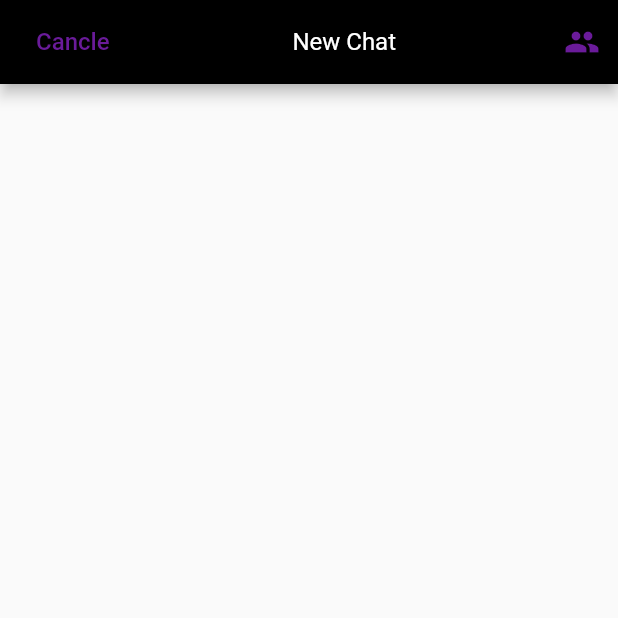
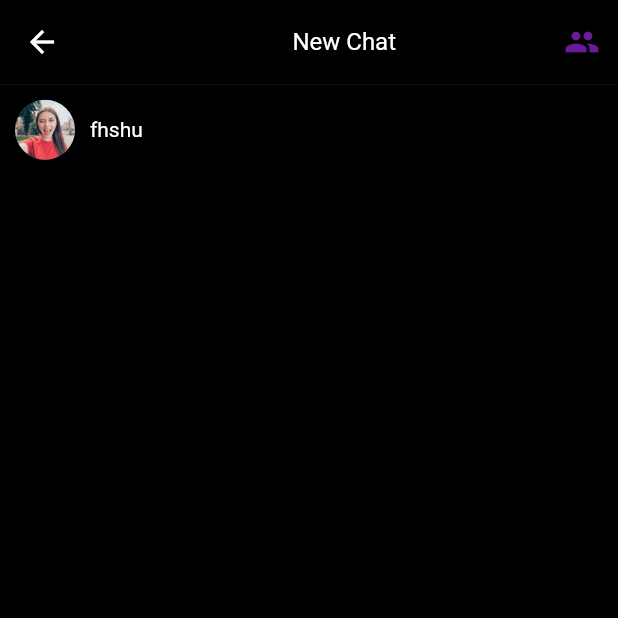
Before and after one commit to MelkonyanGor/Viber, a Flutter app: the screen it shows after launch, after a tap on the "border color" icon, on a phone screen of 412 x 824 dp, the top half of it. Run offline on Flutter 3.47's test engine with Material 2 defaults, Android fonts, the light colour scheme and no system bars; our stand-ins replace auto_route.

Commit message:
seccond commit

```diff
--- a/lib/main.dart
+++ b/lib/main.dart
@@ -1,23 +1,22 @@
 import 'package:flutter/material.dart';
 import 'package:flutter_viber/main_page.dart';
 import 'package:flutter_viber/new_chat.dart';
+import 'package:flutter_viber/routes/router.gr.dart';
 
 void main() {
-  runApp(const MyApp());
+  runApp(MyApp());
 }
 
 class MyApp extends StatelessWidget {
-  const MyApp({Key? key}) : super(key: key);
+  MyApp({Key? key}) : super(key: key);
+  final _appRouter = AppRouter();
 
   @override
   Widget build(BuildContext context) {
-    return MaterialApp(
+    return MaterialApp.router(
       debugShowCheckedModeBanner: false,
-      initialRoute: '/',
-      routes: {
-        '/': (context) => const MainPage(),
-        '/chat':(context) => const NewChat(),
-      },
+      routeInformationParser: _appRouter.defaultRouteParser(),
+      routerDelegate: _appRouter.delegate(),
     );
   }
 }
--- a/lib/main_page.dart
+++ b/lib/main_page.dart
@@ -1,11 +1,14 @@
 import 'package:flutter/material.dart';
 import 'package:flutter_viber/main_view.dart';
+import 'package:auto_route/auto_route.dart';
+import 'package:flutter_viber/routes/router.gr.dart';
 
 class MainPage extends StatelessWidget {
   const MainPage({Key? key}) : super(key: key);
 
   @override
   Widget build(BuildContext context) {
+    double screenWidth = MediaQuery.of(context).size.width;
     return MaterialApp(
       debugShowCheckedModeBanner: false,
       home: Scaffold(
@@ -20,7 +23,7 @@ class MainPage extends StatelessWidget {
             ),
             IconButton(
               onPressed: () {
-                Navigator.pushNamed(context, '/chat');
+                context.router.push(const ChatRouter());
               },
               icon: const Icon(Icons.border_color_rounded),
               color: Colors.purple.shade800,
@@ -32,32 +35,59 @@ class MainPage extends StatelessWidget {
             Column(
               children: [
                 Row(
-                  children: const [
-                    Padding(
-                      padding: EdgeInsets.only(left: 15.0),
-                      child: Text(
-                        'Chats',
-                        style: TextStyle(
-                            fontSize: 35.0,
-                            fontWeight: FontWeight.w700,
-                            color: Colors.white),
-                      ),
-                    ),
-                  ],
-                ),
-                Row(
                   children: [
                     Container(
                       margin: const EdgeInsets.only(top: 7.0),
-                      height: 0.3,
-                      width: 392.0,
-                      color: Colors.grey.shade700,
+                      height: 0.5,
+                      width: screenWidth,
+                      color: Colors.grey.shade900,
                     ),
                   ],
                 ),
                 const MainView(
-                  image: 'assets/image/download.jpeg',
-                  user: 'Gor',
+                  image: 'assets/image/images (1).jpeg',
+                  user: 'Suzanna',
+                  time: 'Today',
+                ),
+                const MainView(
+                  image: 'assets/image/istockphoto-1296158947-612x612.jpg',
+                  user: 'Sam',
+                  time: 'Today',
+                ),
+                const MainView(
+                  image: 'assets/image/_122913868_dulcie.jpg',
+                  user: 'Anna',
+                  time: 'Thusday',
+                ),
+                const MainView(
+                  image: 'assets/image/images (1).jpeg',
+                  user: 'Maria',
+                  time: 'Thursday',
+                ),
+                const MainView(
+                  image: 'assets/image/images.jpeg',
+                  user: 'Alex',
+                  time: 'Monday',
+                ),
+                const MainView(
+                  image: 'assets/image/images.jpeg',
+                  user: 'Jason',
+                  time: 'Sunday',
+                ),
+                const MainView(
+                  image: 'assets/image/images (1).jpeg',
+                  user: 'Lina',
+                  time: 'Saturday',
+                ),
+                const MainView(
+                  image: 'assets/image/images.jpeg',
+                  user: 'Hayk',
+                  time: 'Yesturday',
+                ),
+                const MainView(
+                  image: 'assets/image/_122913868_dulcie.jpg',
+                  user: 'Lusine',
+                  time: 'Friday',
                 ),
               ],
             ),
--- a/lib/main_view.dart
+++ b/lib/main_view.dart
@@ -3,8 +3,10 @@ import 'package:flutter/material.dart';
 class MainView extends StatelessWidget {
   final String image;
   final String user;
+  final String time;
 
-  const MainView({Key? key, required this.image, required this.user})
+  const MainView(
+      {Key? key, required this.image, required this.user, required this.time})
       : super(key: key);
 
   @override
@@ -14,13 +16,7 @@ class MainView extends StatelessWidget {
       children: [
         Row(
           children: [
-            Card(
-              elevation: 0,
-              shape: const RoundedRectangleBorder(
-                side: BorderSide(),
-                borderRadius: BorderRadius.all(Radius.circular(0.0)),
-              ),
-              child: Column(
+            Column(
               children: [
                 Container(
                   color: Colors.black,
@@ -58,12 +54,21 @@ class MainView extends StatelessWidget {
                             ),
                             Text(
                               'no massages',
-                                style: TextStyle(color: Colors.grey.shade300),
+                              style: TextStyle(color: Colors.grey.shade600),
                             ),
                           ],
                         ),
-                        )
-                      ],
+                      ),
+                      const Expanded(child: SizedBox()),
+                      Padding(
+                        padding: const EdgeInsets.all(16.0),
+                        child: Column(
+                          children: [
+                            Text(
+                              time,
+                              style: TextStyle(
+                                color: Colors.grey.shade600,
+                                fontSize: 13.0,
                               ),
                             ),
                           ],
@@ -71,6 +76,20 @@ class MainView extends StatelessWidget {
                       ),
                     ],
                   ),
+                ),
+                Row(
+                  children: [
+                    Container(
+                      height: 0.5,
+                      width: screenWidth,
+                      color: Colors.grey.shade900,
+                    ),
+                  ],
+                ),
+              ],
+            ),
+          ],
+        ),
       ],
     );
   }
--- a/lib/new_chat.dart
+++ b/lib/new_chat.dart
@@ -1,24 +1,19 @@
 import 'package:flutter/material.dart';
+import 'package:auto_route/auto_route.dart';
 
-class NewChat extends StatelessWidget {
-  const NewChat({Key? key}) : super(key: key);
+class ChatPage extends StatelessWidget {
+  const ChatPage({Key? key}) : super(key: key);
 
   @override
   Widget build(BuildContext context) {
+    double screenWidth = MediaQuery.of(context).size.width;
     return MaterialApp(
       debugShowCheckedModeBanner: false,
       home: Scaffold(
+        backgroundColor: Colors.black,
         appBar: AppBar(
+          leading: const AutoLeadingButton(),
           backgroundColor: Colors.black,
-          title: TextButton(
-            child: Text(
-              'Cancle',
-              style: TextStyle(color: Colors.purple.shade800, fontSize: 16.0),
-            ),
-            onPressed: () {
-              Navigator.pushNamed(context, '/');
-            },
-          ),
           actions: [
             Row(
               children: [
@@ -40,6 +35,54 @@ class NewChat extends StatelessWidget {
             ),
           ],
         ),
+        body: Column(
+          children: [
+            Row(
+              children: [
+                Container(
+                  height: 0.5,
+                  width: screenWidth,
+                  color: Colors.grey.shade900,
+                ),
+              ],
+            ),
+            Row(
+              children: [
+                Container(
+                  color: Colors.black,
+                  width: screenWidth,
+                  height: 60.0,
+                  child: Row(
+                    children: [
+                      Column(
+                        mainAxisAlignment: MainAxisAlignment.center,
+                        children: [
+                          Row(
+                            children: const [
+                              Padding(
+                                padding: EdgeInsets.all(10.0),
+                                child: CircleAvatar(
+                                  radius: 20.0,
+                                  backgroundImage: AssetImage(
+                                    'assets/image/images (1).jpeg',
+                                  ),
+                                ),
+                              ),
+                              Text(
+                                'fhshu',
+                                style: TextStyle(color: Colors.white),
+                              )
+                            ],
+                          ),
+                        ],
+                      ),
+                    ],
+                  ),
+                ),
+              ],
+            ),
+          ],
+        ),
       ),
     );
   }
--- /dev/null
+++ b/lib/routes/router.dart
@@ -0,0 +1,22 @@
+import 'package:auto_route/auto_route.dart';
+import 'package:flutter_viber/main_page.dart';
+import 'package:flutter_viber/new_chat.dart';
+import 'package:auto_route/empty_router_widgets.dart';
+
+@MaterialAutoRouter(
+  routes: [
+    AutoRoute(
+        initial: true,
+        path: 'main',
+        page: MainPage,
+        name: 'HomeRouter',
+        children: [
+          AutoRoute(
+            path: 'chat',
+            page: ChatPage,
+            name: 'ChatRouter',
+          ),
+        ]),
+  ],
+)
+class $AppRouter {}
--- a/pubspec.yaml
+++ b/pubspec.yaml
@@ -31,6 +31,7 @@ dependencies:
     sdk: flutter
 
 
+
   # The following adds the Cupertino Icons font to your application.
   # Use with the CupertinoIcons class for iOS style icons.
   cupertino_icons: ^1.0.2
@@ -45,6 +46,10 @@ dev_dependencies:
   # package. See that file for information about deactivating specific lint
   # rules and activating additional ones.
   flutter_lints: ^2.0.0
+  auto_route: ^5.0.1
+  auto_route_generator: ^5.0.2
+  salomon_bottom_bar: ^3.3.1
+  build_runner: ^2.3.0
 # For information on the generic Dart part of this file, see the
 # following page: https://dart.dev/tools/pub/pubspec
 
```
Also changed, not shown: lib/routes/router.gr.dart (added), pubspec.lock. Lines whose indentation alone changed are shown as unchanged.
